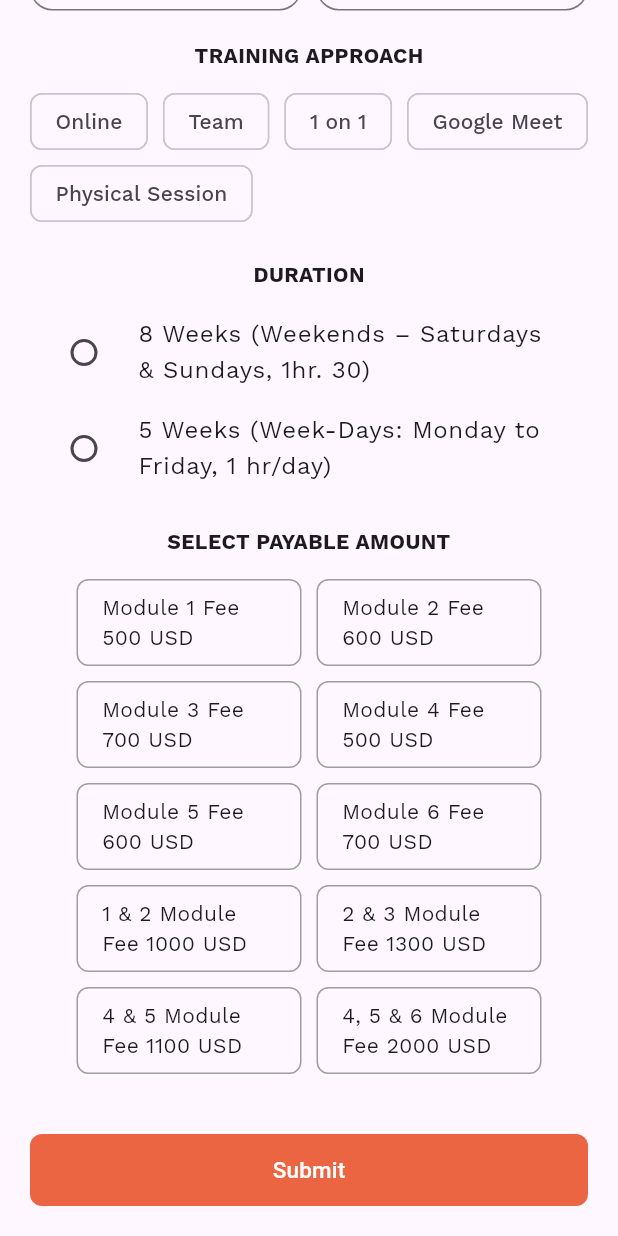
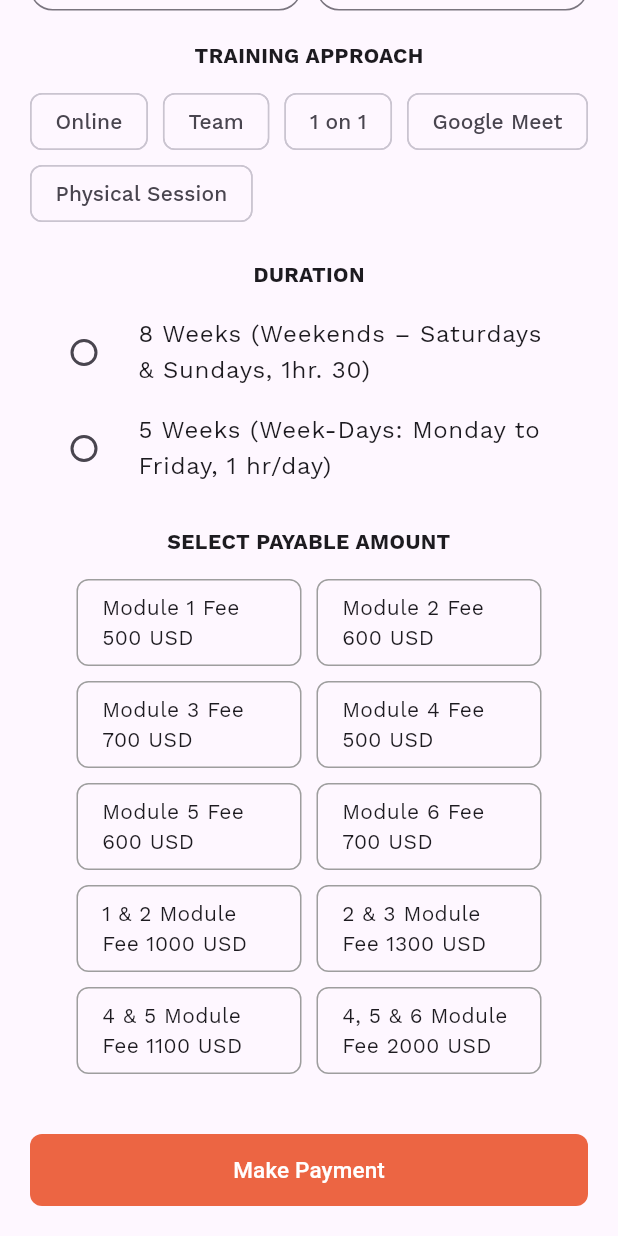
Before and after one commit to mgenius3/Esoger, a Flutter app: the TrainingFormPage screen opened by its route, scrolled down 433 dp, on a phone screen of 412 x 824 dp. Run offline on Flutter 3.47's test engine with Material 3 defaults, Android fonts, the phone set to English and light mode, and no system bars; our stand-ins replace flutter_riverpod, flutter_secure_storage, flutter_svg, fluttertoast, go_router, persistent_bottom_nav_bar and 2 more; accounts and stored records are empty.

Commit message:
new update

```diff
--- a/lib/ui/screens/school/enrolform/index.dart
+++ b/lib/ui/screens/school/enrolform/index.dart
@@ -245,11 +245,19 @@ class _TrainingFormPageState extends State<TrainingFormPage> {
               ),
 
               const SizedBox(height: 40),
+              // CustomPrimaryButton(
+              //   onPressed: () {
+              //     context.push('/schoolenrolmodule');
+              //   },
+              //   text: "Submit",
+              //   textcolor: Colors.white,
+              // )
+
               CustomPrimaryButton(
                 onPressed: () {
-                  context.push('/schoolenrolmodule');
+                  context.push('/payment');
                 },
-                text: "Submit",
+                text: "Make Payment",
                 textcolor: Colors.white,
               )
             ],
```
Also changed, not shown: lib/ui/screens/school/module/module1.dart (renamed from lib/ui/screens/school/enrolform/module.dart).
